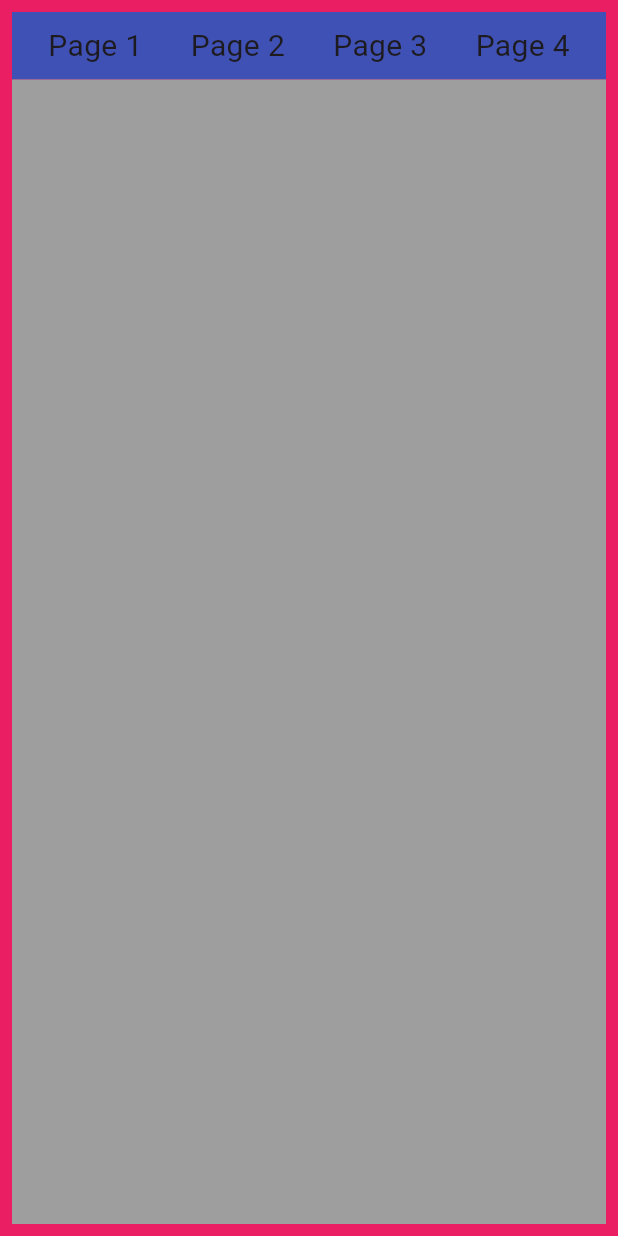
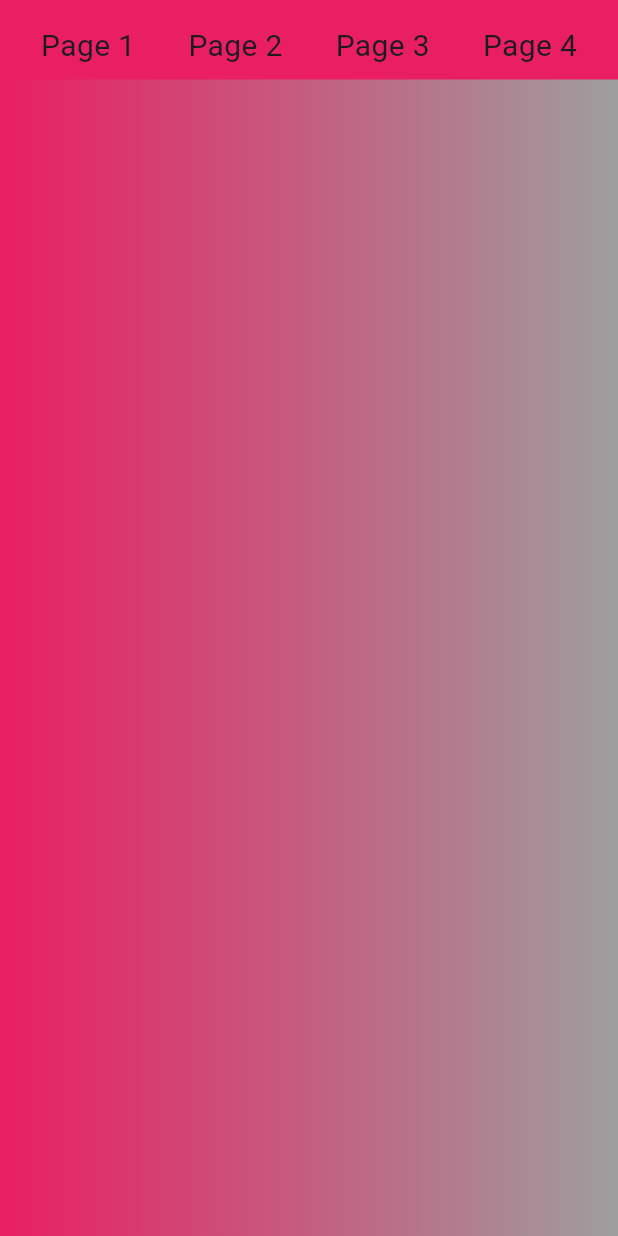
Before and after one commit to franciscoestebanfigueroa/flutter_application_web, a Flutter app: the screen it shows after launch, after a tap on "Page 1", on a phone screen of 412 x 824 dp. Run offline on Flutter 3.47's test engine with Material 3 defaults, Android fonts, the phone set to English and light mode, and no system bars; our stand-ins replace fluro, get_it.

Commit message:
mejoras transicion

```diff
--- a/lib/pages/home.dart
+++ b/lib/pages/home.dart
@@ -1,5 +1,4 @@
 import 'package:flutter/material.dart';
-import 'package:flutter/foundation.dart' show kIsWeb;
 import 'package:flutter_application_web/view/menu.dart';
 //el kisweb me dice si estoy en web me sirve para cambiar trasnsicion en movil o web
 
@@ -19,20 +18,20 @@ class Home extends StatelessWidget {
         height: double.infinity,
         color: Colors.pink,
         child: Padding(
-            padding: const EdgeInsets.all(8.0),
+            padding: const EdgeInsets.only(top: 8.0),
             child: LayoutBuilder(
               builder: (context, constraints) {
                 print(constraints.minWidth);
                 return constraints.maxWidth < 600
                     ? Column(
                         children: [
-                          Menu(),
+                          const Menu(),
                           Expanded(child: child),
                         ],
                       )
                     : Row(
                         children: [
-                          Menu(),
+                          const Menu(),
                           Expanded(child: child),
                         ],
                       );
--- a/lib/router/handler_router.dart
+++ b/lib/router/handler_router.dart
@@ -3,14 +3,19 @@ import 'package:flutter_application_web/pages/home.dart';
 
 import 'package:flutter_application_web/view/view_1.dart';
 import 'package:flutter_application_web/view/view_2.dart';
+import 'package:flutter_application_web/view/view_3.dart';
 import 'package:flutter_application_web/view/view_4.dart';
 
 final Handler handlerUno = Handler(handlerFunc: (context, parameters) {
-  return  ViewUno();
+  return  const ViewUno();
 });
 
 final Handler handlerDos = Handler(handlerFunc: (context, parameters) {
-  return  ViewDos();
+  return  const ViewDos();
+});
+
+final Handler handlerTres = Handler(handlerFunc: (context, parameters) {
+  return  const ViewTres();
 });
 
 
@@ -19,11 +24,16 @@ class FlutterRouter {
   static final router = FluroRouter();
 
   static void configuracionRouter() {
-    router.define("/viewuno", handler: handlerUno);
-    router.define("/viewdos", handler: handlerDos);
+    router.define("/viewuno", handler: handlerUno,transitionType: TransitionType.fadeIn);
+
+    router.define("/viewdos", handler: handlerDos,transitionType: TransitionType.fadeIn);
+
+    router.define("/viewtres", handler: handlerTres,transitionType: TransitionType.fadeIn);
+
+
 
     router.notFoundHandler = Handler(handlerFunc: (context, parameters) {
-      return Home(child: ViewCuatro());
+      return const  ViewCuatro();
     },);
   }
 }
--- /dev/null
+++ b/lib/services/locator.dart
@@ -0,0 +1,9 @@
+import 'package:flutter_application_web/services/nevigator_service.dart';
+import 'package:get_it/get_it.dart';
+
+GetIt locator = GetIt.instance;
+
+void setupLocator() {
+  locator.registerLazySingleton(() =>
+      NavigationService()); //creo una instancia como un singlenton de navigationservice
+}
--- /dev/null
+++ b/lib/services/nevigator_service.dart
@@ -0,0 +1,16 @@
+//esta es una clase para manejar navigation por referencias de key
+//esta clase la maneja un singlento get_it
+
+import 'package:flutter/material.dart';
+
+class NavigationService {
+  final GlobalKey<NavigatorState> navegarKey = GlobalKey<NavigatorState>();
+
+  Future navegarTo(String name) {
+    return navegarKey.currentState!.pushNamed(name);
+  }
+
+  void regresarTo() {
+    return navegarKey.currentState!.pop();
+  }
+}
--- /dev/null
+++ b/lib/shared/gradiente.dart
@@ -0,0 +1,14 @@
+import 'package:flutter/material.dart';
+
+const Gradient gradient0 =  LinearGradient(colors: [
+Colors.pink,
+Colors.grey
+]);
+const Gradient gradient1 =  LinearGradient(colors: [
+Colors.blue,
+Colors.grey
+]);
+const Gradient gradient2 =  LinearGradient(colors: [
+Colors.yellow,
+Colors.grey
+]);
--- a/lib/view/menu.dart
+++ b/lib/view/menu.dart
@@ -1,11 +1,9 @@
-import 'package:fluro/fluro.dart';
 import 'package:flutter/material.dart';
 import 'package:flutter_application_web/locator.dart';
 import 'package:flutter_application_web/nevigator_service.dart';
-import 'package:flutter_application_web/router/handler_router.dart';
 
 class Menu extends StatelessWidget {
-  Menu({super.key});
+  const Menu({super.key});
 
   @override
   Widget build(BuildContext context) {
@@ -13,14 +11,14 @@ class Menu extends StatelessWidget {
       print("me dibujo");
       return constraints.maxWidth < 600
           ? Container(
-              color: Colors.indigo,
+              //color: Colors.indigo,
               child: Row(
                 mainAxisAlignment: MainAxisAlignment.spaceEvenly,
                 children: _listado(context),
               ),
             )
           : Container(
-              color: Colors.green,
+             // color: Colors.green,
               child: Column(
                 mainAxisAlignment: MainAxisAlignment.spaceAround,
                 children: _listado(context),
@@ -49,19 +47,25 @@ List<Widget> _listado(BuildContext context) {
         ),
       ),
     ),
-    const Padding(
+    GestureDetector(
+      onTap: () => locator<NavigationService>().navegarTo("/viewtres"),
+      child: const Padding(
         padding: EdgeInsets.all(8.0),
         child: Text(
           "Page 3",
           style: TextStyle(fontSize: 20),
         ),
       ),
-    const Padding(
+    ),
+    GestureDetector(
+      onTap: () => locator<NavigationService>().navegarTo("cualquiera"),
+      child: const Padding(
         padding: EdgeInsets.all(8.0),
         child: Text(
           "Page 4",
           style: TextStyle(fontSize: 20),
         ),
       ),
+    ),
   ];
 }
--- a/lib/view/view_1.dart
+++ b/lib/view/view_1.dart
@@ -1,4 +1,5 @@
 import 'package:flutter/material.dart';
+import 'package:flutter_application_web/shared/gradiente.dart';
 
 class ViewUno extends StatelessWidget {
   const ViewUno({super.key});
@@ -7,7 +8,10 @@ class ViewUno extends StatelessWidget {
   Widget build(BuildContext context) {
     return Expanded(
       child: Container(
-        color: Colors.grey,
+        decoration: const BoxDecoration(
+          gradient: gradient0
+        ),
+        //color: Colors.grey,
       ),
     );
   }
--- a/lib/view/view_2.dart
+++ b/lib/view/view_2.dart
@@ -1,4 +1,5 @@
 import 'package:flutter/material.dart';
+import 'package:flutter_application_web/shared/gradiente.dart';
 
 class ViewDos extends StatelessWidget {
   const ViewDos({super.key});
@@ -7,7 +8,10 @@ class ViewDos extends StatelessWidget {
   Widget build(BuildContext context) {
     return Expanded(
       child: Container(
-        color: Colors.blue,
+        decoration: const BoxDecoration(
+          gradient: gradient1
+        ),
+        //color: Colors.blue,
       ),
     );
   }
--- a/lib/view/view_4.dart
+++ b/lib/view/view_4.dart
@@ -6,8 +6,11 @@ class ViewCuatro extends StatelessWidget {
   @override
   Widget build(BuildContext context) {
     return Expanded(
-      child: Container(
-        color: Colors.indigo,
+      child: Center(
+        child: Container(
+          //color: Colors.indigo,
+          child: const Text("404",style: TextStyle(fontSize: 30),),
+        ),
       ),
     );
   }
```
Also changed, not shown: lib/view/view_3.dart (+7 -3 lines). Lines whose indentation alone changed are shown as unchanged.
